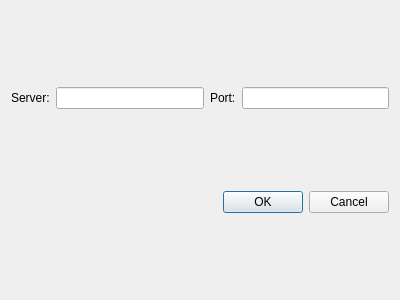
Above: src/serverconnectdialog.ui from FastForwardTech/Battleplan before the change. Below: the same form after it.
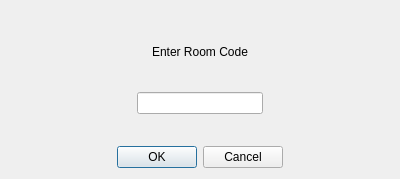
That is the form after the change. Icons and pictures are not drawn.

Commit message: Move to room code system instead of manually entering IP addresses and ports

Diff of the .ui file:
```diff
--- a/src/serverconnectdialog.ui
+++ b/src/serverconnectdialog.ui
@@ -7,7 +7,7 @@
     <x>0</x>
     <y>0</y>
     <width>400</width>
-    <height>300</height>
+    <height>179</height>
    </rect>
   </property>
   <property name="windowTitle">
@@ -15,26 +15,111 @@
   </property>
   <layout class="QVBoxLayout" name="verticalLayout">
    <item>
-    <layout class="QHBoxLayout" name="horizontalLayout">
+    <layout class="QVBoxLayout" name="verticalLayout_2">
+     <property name="spacing">
+      <number>0</number>
+     </property>
      <item>
-      <widget class="QLabel" name="label">
-       <property name="text">
-        <string>Server:</string>
+      <layout class="QHBoxLayout" name="horizontalLayout">
+       <property name="spacing">
+        <number>7</number>
        </property>
-      </widget>
+       <item>
+        <spacer name="horizontalSpacer">
+         <property name="orientation">
+          <enum>Qt::Horizontal</enum>
+         </property>
+         <property name="sizeType">
+          <enum>QSizePolicy::Expanding</enum>
+         </property>
+         <property name="sizeHint" stdset="0">
+          <size>
+           <width>40</width>
+           <height>20</height>
+          </size>
+         </property>
+        </spacer>
+       </item>
+       <item>
+        <widget class="QLabel" name="label">
+         <property name="text">
+          <string>Enter Room Code</string>
+         </property>
+        </widget>
+       </item>
+       <item>
+        <spacer name="horizontalSpacer_2">
+         <property name="orientation">
+          <enum>Qt::Horizontal</enum>
+         </property>
+         <property name="sizeHint" stdset="0">
+          <size>
+           <width>40</width>
+           <height>20</height>
+          </size>
+         </property>
+        </spacer>
+       </item>
+      </layout>
      </item>
      <item>
-      <widget class="QLineEdit" name="serverAddress"/>
-     </item>
-     <item>
-      <widget class="QLabel" name="label_2">
-       <property name="text">
-        <string>Port:</string>
+      <layout class="QHBoxLayout" name="horizontalLayout_2">
+       <property name="spacing">
+        <number>6</number>
        </property>
-      </widget>
+       <item>
+        <spacer name="horizontalSpacer_3">
+         <property name="orientation">
+          <enum>Qt::Horizontal</enum>
+         </property>
+         <property name="sizeHint" stdset="0">
+          <size>
+           <width>40</width>
+           <height>20</height>
+          </size>
+         </property>
+        </spacer>
+       </item>
+       <item>
+        <widget class="QLineEdit" name="roomCode">
+         <property name="sizePolicy">
+          <sizepolicy hsizetype="Expanding" vsizetype="Fixed">
+           <horstretch>0</horstretch>
+           <verstretch>1</verstretch>
+          </sizepolicy>
+         </property>
+        </widget>
+       </item>
+       <item>
+        <spacer name="horizontalSpacer_4">
+         <property name="orientation">
+          <enum>Qt::Horizontal</enum>
+         </property>
+         <property name="sizeHint" stdset="0">
+          <size>
+           <width>40</width>
+           <height>20</height>
+          </size>
+         </property>
+        </spacer>
+       </item>
+      </layout>
      </item>
      <item>
-      <widget class="QLineEdit" name="portNumber"/>
+      <spacer name="verticalSpacer">
+       <property name="orientation">
+        <enum>Qt::Vertical</enum>
+       </property>
+       <property name="sizeType">
+        <enum>QSizePolicy::Preferred</enum>
+       </property>
+       <property name="sizeHint" stdset="0">
+        <size>
+         <width>20</width>
+         <height>26</height>
+        </size>
+       </property>
+      </spacer>
      </item>
     </layout>
    </item>
@@ -46,6 +131,9 @@
      <property name="standardButtons">
       <set>QDialogButtonBox::Cancel|QDialogButtonBox::Ok</set>
      </property>
+     <property name="centerButtons">
+      <bool>true</bool>
+     </property>
     </widget>
    </item>
   </layout>
```
Left out of the diff: 11 changed lines with no effect on the pictures. The commit also changes 6 other files.
